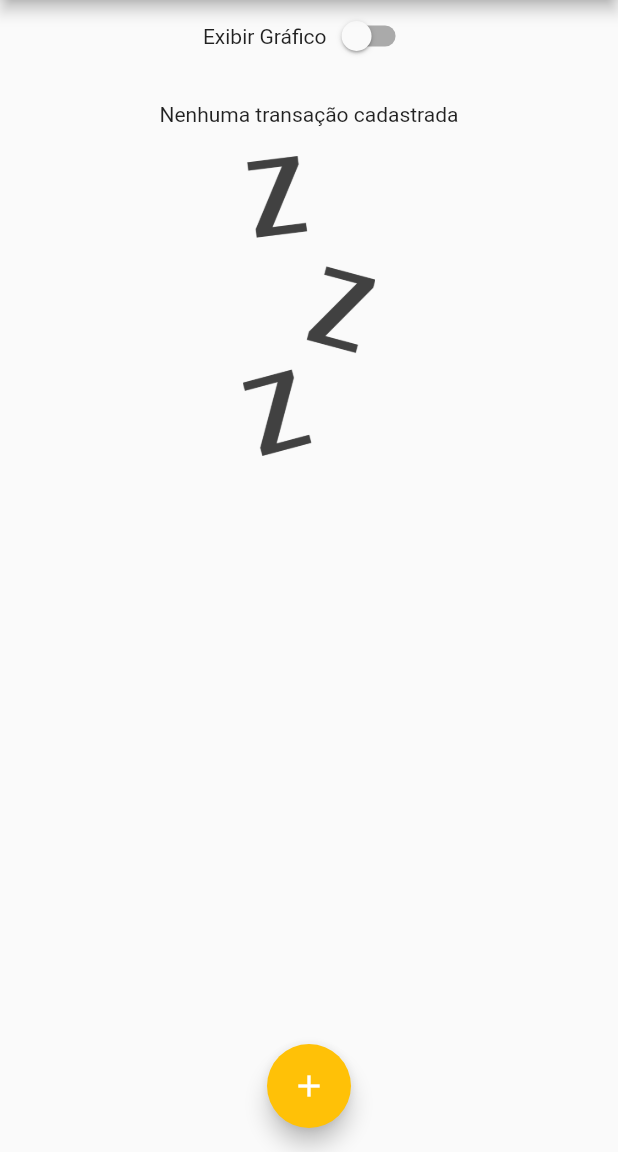
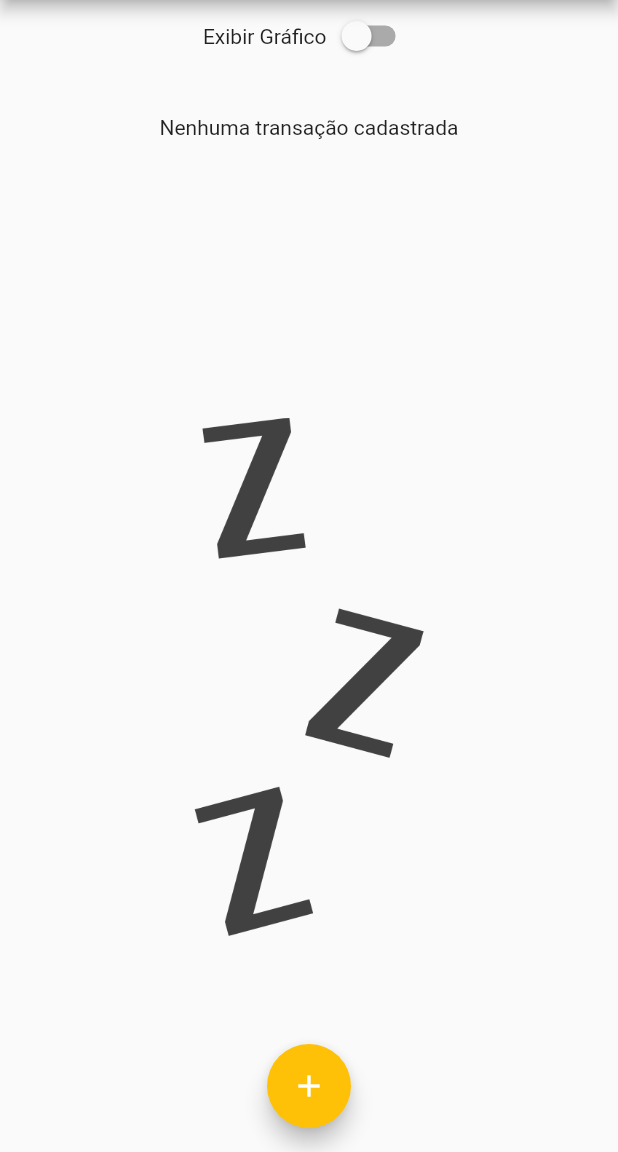
Before and after one commit to RonnieAguiar/expenses, a Flutter app: the screen it shows after launch, on a phone screen of 412 x 824 dp, the part 84-1236 px from its top. Run offline on Flutter 3.47's test engine with Material 2 defaults, Android fonts, the phone set to English and light mode, and no system bars.

Commit message:
Corrigindo tamanho do layout em orientação paisagem

```diff
--- a/lib/components/transactions_list.dart
+++ b/lib/components/transactions_list.dart
@@ -6,35 +6,39 @@ class TransactionList extends StatelessWidget {
   final List<Transaction> transactions;
   final void Function(String) onRemove;
 
-  const TransactionList(this.transactions, this.onRemove, {Key? key}) : super(key: key);
+  const TransactionList(this.transactions, this.onRemove, {Key? key})
+      : super(key: key);
 
   @override
   Widget build(BuildContext context) {
     return transactions.isEmpty
-        ? Column(children: [
-            const SizedBox(height: 20),
-            const Text('Nenhuma transação cadastrada'),
-            const SizedBox(height: 20),
-            SizedBox(
-              height: 200,
-              child: Image.asset(
-                'assets/images/waiting.png',
-                fit: BoxFit.cover,
+        ? LayoutBuilder(builder: (ctx, constraints) {
+            return Column(children: [
+              SizedBox(height: constraints.maxHeight * 0.05),
+              SizedBox(
+                height: constraints.maxHeight * 0.3,
+                child: const Text('Nenhuma transação cadastrada'),
               ),
-            ),
-          ])
+              SizedBox(height: constraints.maxHeight * 0.05),
+              SizedBox(
+                height: constraints.maxHeight * 0.6,
+                child: Image.asset(
+                  'assets/images/waiting.png',
+                  fit: BoxFit.cover,
+                ),
+              ),
+            ]);
+          })
         : ListView.builder(
             itemCount: transactions.length,
             itemBuilder: (ctx, index) {
               final tr = transactions[index];
               return Card(
                 elevation: 5,
-                margin:
-                    const EdgeInsets.symmetric(horizontal: 5, vertical: 8),
+                margin: const EdgeInsets.symmetric(horizontal: 5, vertical: 8),
                 child: ListTile(
                   leading: CircleAvatar(
-                      backgroundColor:
-                          Theme.of(context).colorScheme.primary,
+                      backgroundColor: Theme.of(context).colorScheme.primary,
                       radius: 30,
                       child: Padding(
                         padding: const EdgeInsets.all(6.0),
```
